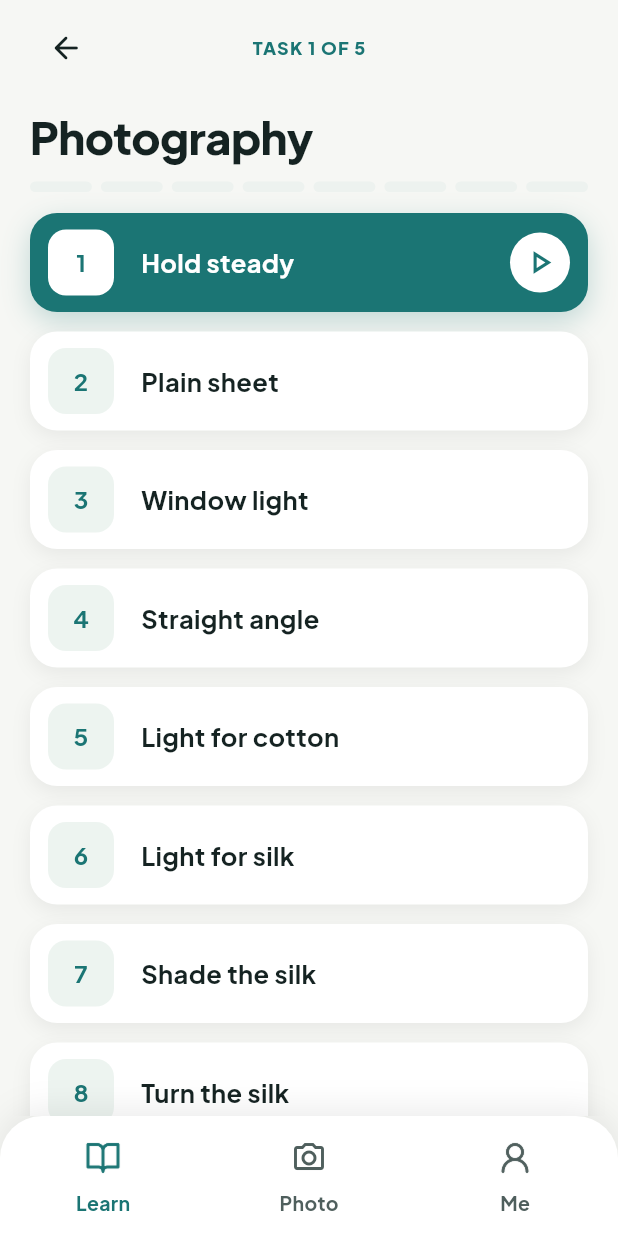
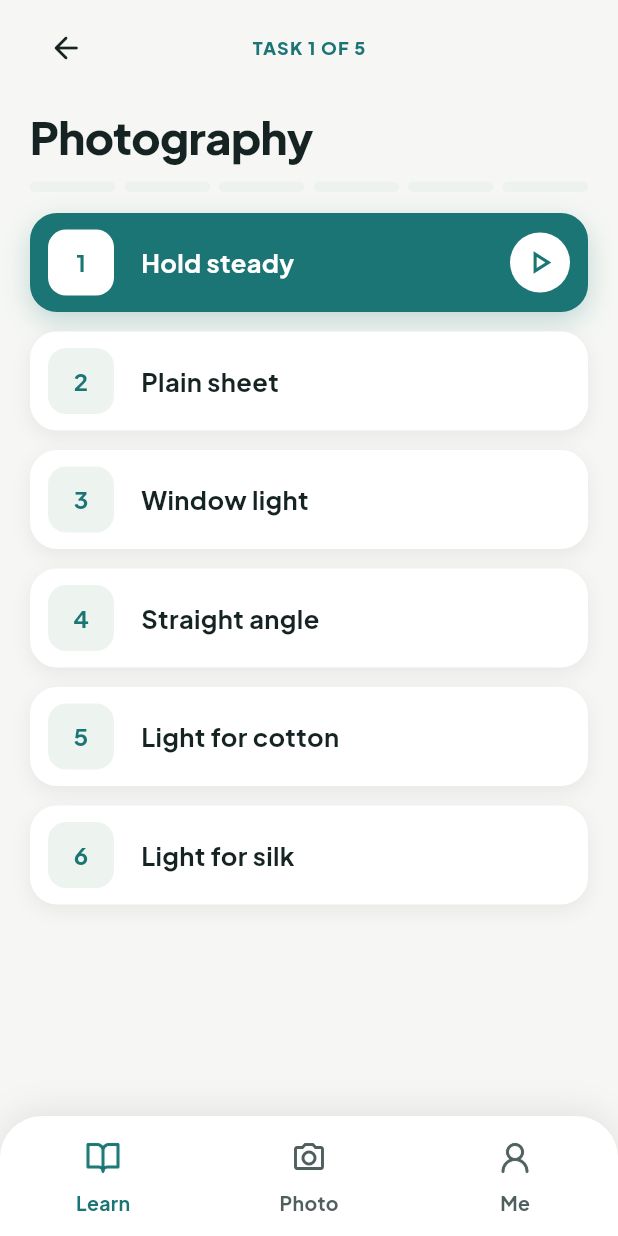
Before and after one commit to waruledivya1411/Artisanal_App, a Flutter app: the LearnHomeScreen screen opened directly with empty values, after a tap on "01", on a phone screen of 412 x 824 dp. Run offline on Flutter 3.47's test engine with Material 3 defaults, Android fonts, the phone set to English and light mode, and no system bars; our stand-ins replace camera, google_fonts, image_picker, web; missing offline and left inert: dart:js_interop, gal.

Commit message:
Teach soft front light for cotton; remove the silk shade and turn parts
- Light for cotton now teaches soft light from the front, with a new
  teaching picture and quiz: soft front light is right, hard side light
  is wrong.
- Remove Shade the silk and Turn the silk, leaving six photography parts,
  in the app and on the client website.

Co-Authored-By: Claude Opus 5.5 <noreply@anthropic.com>

```diff
--- a/lib/core/l10n/app_text.dart
+++ b/lib/core/l10n/app_text.dart
@@ -236,38 +236,25 @@ const _as = <String, String>{
   'Light for silk': 'পাটৰ পোহৰ',
   'PART 5 · LIGHT FOR COTTON': '৫ নং অংশ · কপাহী কাপোৰৰ পোহৰ',
   'PART 6 · LIGHT FOR SILK': '৬ নং অংশ · পাটৰ পোহৰ',
-  'Cotton: light from the side': 'কপাহী: কাষৰ পৰা পোহৰ',
+  'Cotton: soft light from the front':
+      'কপাহী: সন্মুখৰ পৰা কোমল পোহৰ',
   'Silk: soft light, no sun': 'পাট: কোমল পোহৰ, ৰ’দ নহয়',
-  'Light from the front': 'সন্মুখৰ পৰা পোহৰ',
-  'Light from the side': 'কাষৰ পৰা পোহৰ',
+  'Hard light from the side':
+      'কাষৰ পৰা টান পোহৰ',
+  'Soft light from the front':
+      'সন্মুখৰ পৰা কোমল পোহৰ',
   'Direct sun': 'পোনপটীয়া ৰ’দ',
   'Soft light': 'কোমল পোহৰ',
-  'Side light shows the weave': 'কাষৰ পোহৰে বয়ন দেখুৱায়',
-  'Front light hides the weave': 'সন্মুখৰ পোহৰে বয়ন লুকুৱায়',
+  'Soft front light shows the weave evenly':
+      'সন্মুখৰ কোমল পোহৰে বয়ন সমানে দেখুৱায়',
+  'Side light leaves dark shadows':
+      'কাষৰ পোহৰে ডাঠ ছাঁ পেলায়',
   'Soft light makes silk glow': 'কোমল পোহৰে পাট জিলিকায়',
   'Sun makes white glare spots': 'ৰ’দে বগা চকমকনি দাগ পেলায়',
-  'Cotton and eri soak up light. Side light shows the weave.':
-      'কপাহ আৰু এৰীয়ে পোহৰ শুহি লয়। কাষৰ পোহৰে বয়ন দেখুৱায়।',
+  'Cotton and eri soak up light. Soft light from the front shows them evenly.':
+      'কপাহী আৰু এৰীয়ে পোহৰ শোষণ কৰে। সন্মুখৰ কোমল পোহৰে সেইবোৰ সমানে দেখুৱায়।',
   'Mulberry and muga throw light back. Soft light lets them glow.':
       'মালবেৰী আৰু মুগাই পোহৰ ঘূৰাই দিয়ে। কোমল পোহৰে সিহঁতক জিলোৱায়।',
-  'Shade the silk': 'পাটক ছাঁ দিয়ক',
-  'Turn the silk': 'পাট ঘূৰাওক',
-  'PART 7 · SHADE THE SILK': '৭ নং অংশ · পাটক ছাঁ',
-  'PART 8 · TURN THE SILK': '৮ নং অংশ · পাট ঘূৰাওক',
-  'Hang a white sheet': 'বগা কাপোৰ ওলোমাওক',
-  'Turn away from the glare': 'চকমকনিৰ পৰা ঘূৰাওক',
-  'A white sheet on the window keeps the sun off the silk.':
-      'খিৰিকীত বগা কাপোৰে ৰ’দক পাটৰ পৰা আঁতৰাই ৰাখে।',
-  'Turn the cloth until the shine stays on the silk, not in the camera.':
-      'জিলিকনি পাটতে থাকিবলৈ কাপোৰ ঘূৰাওক, কেমেৰাত নহয়।',
-  'Bare sun': 'মুকলি ৰ’দ',
-  'White sheet': 'বগা কাপোৰ',
-  'Soft light lets the silk glow': 'কোমল পোহৰে পাট জিলিকায়',
-  'Bare sun makes white spots': 'মুকলি ৰ’দে বগা দাগ পেলায়',
-  'Glare on the motif': 'কাৰুকাৰ্যত চকমকনি',
-  'Shine on the cloth': 'কাপোৰত জিলিকনি',
-  'The motif stays clear': 'কাৰুকাৰ্য স্পষ্ট থাকে',
-  'A white spot hides the motif': 'বগা দাগে কাৰুকাৰ্য লুকুৱায়',
   'Over a chair — pleats in front, pallu down the side':
       'চকীৰ ওপৰত — আগফালে কুঁচি, কাষেৰে আঁচল',
   'Show password': 'পাছৱৰ্ড দেখুৱাওক',
@@ -874,38 +861,25 @@ const _or = <String, String>{
   'Light for silk': 'ରେଶମ ପାଇଁ ଆଲୋକ',
   'PART 5 · LIGHT FOR COTTON': 'ଭାଗ ୫ · ସୂତା ପାଇଁ ଆଲୋକ',
   'PART 6 · LIGHT FOR SILK': 'ଭାଗ ୬ · ରେଶମ ପାଇଁ ଆଲୋକ',
-  'Cotton: light from the side': 'ସୂତା: ପାର୍ଶ୍ୱରୁ ଆଲୋକ',
+  'Cotton: soft light from the front':
+      'ସୂତା: ସାମ୍ନାରୁ ନରମ ଆଲୋକ',
   'Silk: soft light, no sun': 'ରେଶମ: ନରମ ଆଲୋକ, ଖରା ନୁହେଁ',
-  'Light from the front': 'ସାମ୍ନାରୁ ଆଲୋକ',
-  'Light from the side': 'ପାର୍ଶ୍ୱରୁ ଆଲୋକ',
+  'Hard light from the side':
+      'ପାର୍ଶ୍ୱରୁ ତୀବ୍ର ଆଲୋକ',
+  'Soft light from the front':
+      'ସାମ୍ନାରୁ ନରମ ଆଲୋକ',
   'Direct sun': 'ସିଧା ଖରା',
   'Soft light': 'ନରମ ଆଲୋକ',
-  'Side light shows the weave': 'ପାର୍ଶ୍ୱ ଆଲୋକ ବୁଣା ଦେଖାଏ',
-  'Front light hides the weave': 'ସାମ୍ନା ଆଲୋକ ବୁଣା ଲୁଚାଏ',
+  'Soft front light shows the weave evenly':
+      'ସାମ୍ନାର ନରମ ଆଲୋକ ବୁଣାକୁ ସମାନ ଭାବେ ଦେଖାଏ',
+  'Side light leaves dark shadows':
+      'ପାର୍ଶ୍ୱ ଆଲୋକ ଗାଢ଼ ଛାଇ ପକାଏ',
   'Soft light makes silk glow': 'ନରମ ଆଲୋକ ରେଶମକୁ ଚମକାଏ',
   'Sun makes white glare spots': 'ଖରା ଧଳା ଝଲକ ଦାଗ କରେ',
-  'Cotton and eri soak up light. Side light shows the weave.':
-      'ସୂତା ଓ ଏରି ଆଲୋକ ଶୋଷି ନିଅନ୍ତି। ପାର୍ଶ୍ୱ ଆଲୋକ ବୁଣା ଦେଖାଏ।',
+  'Cotton and eri soak up light. Soft light from the front shows them evenly.':
+      'ସୂତା ଓ ଏରି ଆଲୋକ ଶୋଷି ନିଏ। ସାମ୍ନାରୁ ନରମ ଆଲୋକ ସେଗୁଡ଼ିକୁ ସମାନ ଭାବେ ଦେଖାଏ।',
   'Mulberry and muga throw light back. Soft light lets them glow.':
       'ମଲବେରି ଓ ମୁଗା ଆଲୋକ ଫେରାଇ ଦିଏ। ନରମ ଆଲୋକ ସେମାନଙ୍କୁ ଚମକାଏ।',
-  'Shade the silk': 'ରେଶମକୁ ଛାଇ ଦିଅନ୍ତୁ',
-  'Turn the silk': 'ରେଶମ ଘୁରାନ୍ତୁ',
-  'PART 7 · SHADE THE SILK': 'ଭାଗ ୭ · ରେଶମକୁ ଛାଇ',
-  'PART 8 · TURN THE SILK': 'ଭାଗ ୮ · ରେଶମ ଘୁରାନ୍ତୁ',
-  'Hang a white sheet': 'ଧଳା କପଡ଼ା ଟାଙ୍ଗନ୍ତୁ',
-  'Turn away from the glare': 'ଝଲକରୁ ଘୁରାନ୍ତୁ',
-  'A white sheet on the window keeps the sun off the silk.':
-      'ଝରକାରେ ଧଳା କପଡ଼ା ଖରାକୁ ରେଶମରୁ ଦୂରେ ରଖେ।',
-  'Turn the cloth until the shine stays on the silk, not in the camera.':
-      'ଚମକ ରେଶମରେ ରହିବା ପର୍ଯ୍ୟନ୍ତ କପଡ଼ା ଘୁରାନ୍ତୁ, କ୍ୟାମେରାରେ ନୁହେଁ।',
-  'Bare sun': 'ଖୋଲା ଖରା',
-  'White sheet': 'ଧଳା କପଡ଼ା',
-  'Soft light lets the silk glow': 'ନରମ ଆଲୋକ ରେଶମକୁ ଚମକାଏ',
-  'Bare sun makes white spots': 'ଖୋଲା ଖରା ଧଳା ଦାଗ କରେ',
-  'Glare on the motif': 'କାରୁକାର୍ଯ୍ୟରେ ଝଲକ',
-  'Shine on the cloth': 'କପଡ଼ାରେ ଚମକ',
-  'The motif stays clear': 'କାରୁକାର୍ଯ୍ୟ ସ୍ପଷ୍ଟ ରହେ',
-  'A white spot hides the motif': 'ଧଳା ଦାଗ କାରୁକାର୍ଯ୍ୟ ଲୁଚାଏ',
   'Over a chair — pleats in front, pallu down the side':
       'ଚୌକି ଉପରେ — ଆଗରେ ପ୍ଲିଟ୍, ପାର୍ଶ୍ୱରେ ପଣତ',
   'Show password': 'ପାସୱାର୍ଡ ଦେଖାନ୍ତୁ',
@@ -1426,38 +1400,25 @@ const _te = <String, String>{
   'Light for silk': 'పట్టుకు వెలుగు',
   'PART 5 · LIGHT FOR COTTON': 'భాగం 5 · నూలుకు వెలుగు',
   'PART 6 · LIGHT FOR SILK': 'భాగం 6 · పట్టుకు వెలుగు',
-  'Cotton: light from the side': 'నూలు: పక్క నుంచి వెలుగు',
+  'Cotton: soft light from the front':
+      'నూలు: ముందు నుంచి మెత్తని వెలుగు',
   'Silk: soft light, no sun': 'పట్టు: మెత్తని వెలుగు, ఎండ వద్దు',
-  'Light from the front': 'ముందు నుంచి వెలుగు',
-  'Light from the side': 'పక్క నుంచి వెలుగు',
+  'Hard light from the side':
+      'పక్క నుంచి గట్టి వెలుగు',
+  'Soft light from the front':
+      'ముందు నుంచి మెత్తని వెలుగు',
   'Direct sun': 'నేరుగా ఎండ',
   'Soft light': 'మెత్తని వెలుగు',
-  'Side light shows the weave': 'పక్క వెలుగు నేతను చూపిస్తుంది',
-  'Front light hides the weave': 'ముందు వెలుగు నేతను దాచేస్తుంది',
+  'Soft front light shows the weave evenly':
+      'ముందు మెత్తని వెలుగు నేతను సమంగా చూపిస్తుంది',
+  'Side light leaves dark shadows':
+      'పక్క వెలుగు చీకటి నీడలు వేస్తుంది',
   'Soft light makes silk glow': 'మెత్తని వెలుగు పట్టును మెరిపిస్తుంది',
   'Sun makes white glare spots': 'ఎండ తెల్లని మెరుపు మచ్చలు వేస్తుంది',
-  'Cotton and eri soak up light. Side light shows the weave.':
-      'నూలు, ఏరి వెలుగును పీల్చుకుంటాయి. పక్క వెలుగు నేతను చూపిస్తుంది.',
+  'Cotton and eri soak up light. Soft light from the front shows them evenly.':
+      'నూలు, ఎరి వెలుగును పీల్చుకుంటాయి. ముందు నుంచి మెత్తని వెలుగు వాటిని సమంగా చూపిస్తుంది.',
   'Mulberry and muga throw light back. Soft light lets them glow.':
       'మల్బరీ, ముగా వెలుగును తిరిగి విసురుతాయి. మెత్తని వెలుగు వాటిని మెరిపిస్తుంది.',
-  'Shade the silk': 'పట్టుకు నీడ ఇవ్వండి',
-  'Turn the silk': 'పట్టును తిప్పండి',
-  'PART 7 · SHADE THE SILK': 'భాగం 7 · పట్టుకు నీడ',
-  'PART 8 · TURN THE SILK': 'భాగం 8 · పట్టును తిప్పండి',
-  'Hang a white sheet': 'తెల్లని గుడ్డ వేలాడదీయండి',
-  'Turn away from the glare': 'మెరుపు నుంచి తిప్పండి',
-  'A white sheet on the window keeps the sun off the silk.':
-      'కిటికీ మీద తెల్లని గుడ్డ ఎండను పట్టు నుంచి దూరంగా ఉంచుతుంది.',
-  'Turn the cloth until the shine stays on the silk, not in the camera.':
-      'మెరుపు పట్టు మీదే ఉండేలా గుడ్డను తిప్పండి, కెమెరాలో కాదు.',
-  'Bare sun': 'బట్టబయలు ఎండ',
-  'White sheet': 'తెల్లని గుడ్డ',
-  'Soft light lets the silk glow': 'మెత్తని వెలుగు పట్టును మెరిపిస్తుంది',
-  'Bare sun makes white spots': 'బట్టబయలు ఎండ తెల్లని మచ్చలు వేస్తుంది',
-  'Glare on the motif': 'నమూనా మీద మెరుపు',
-  'Shine on the cloth': 'గుడ్డ మీద మెరుపు',
-  'The motif stays clear': 'నమూనా స్పష్టంగా ఉంటుంది',
-  'A white spot hides the motif': 'తెల్లని మచ్చ నమూనాను దాచేస్తుంది',
   'Over a chair — pleats in front, pallu down the side':
       'కుర్చీపై — ముందు కుచ్చిళ్లు, పక్కగా కొంగు',
   'Show password': 'పాస్‌వర్డ్ చూపించు',
--- a/lib/features/learn/data/learn_task_chain.dart
+++ b/lib/features/learn/data/learn_task_chain.dart
@@ -18,7 +18,7 @@ class LearnTaskChain {
 
   /// Parts required to count a Learn home task as fully done (badge / last step).
   static const partCounts = <String, int>{
-    photographyTaskId: 8,
+    photographyTaskId: 6,
     setUpPageTaskId: 4,
     createPostTaskId: 3,
     postingPlanTaskId: 3,
--- a/lib/features/learn/data/learn_tasks.dart
+++ b/lib/features/learn/data/learn_tasks.dart
@@ -11,7 +11,6 @@ import 'package:artisnal_app/features/learn/screens/product_picker_screen.dart';
 import 'package:artisnal_app/features/learn/screens/task_parts_screen.dart';
 import 'package:artisnal_app/features/learn/screens/professional_part_screen.dart';
 import 'package:artisnal_app/features/learn/screens/setup_try_it_flow_screen.dart';
-import 'package:artisnal_app/features/learn/widgets/light_setup_diagram.dart';
 
 /// Shared by every route of the photography setup, so finishing the last
 /// step can pop back past all of them in one go.
@@ -157,22 +156,23 @@ TaskPartsScreen photographyTask(String locale) {
         open: (_) => LearnPartScreen(
           locale: locale,
           partLabel: 'PART 5 · LIGHT FOR COTTON',
-          title: 'Cotton: light from the side',
-          line: 'Cotton and eri soak up light. Side light shows the weave.',
-          image: 'assets/images/lessons/photography/cotton_light_art.jpg',
+          title: 'Cotton: soft light from the front',
+          line:
+              'Cotton and eri soak up light. Soft light from the front shows them evenly.',
+          image: 'assets/images/lessons/photography/cotton_front_light_art.jpg',
           nextBuilder: (_) => CheckPartScreen(
             locale: locale,
             partLabel: 'PART 5 · LIGHT FOR COTTON',
             wrong: const CheckOption(
-              image: 'assets/images/lessons/photography/cotton_flat_light.jpg',
-              label: 'Light from the front',
+              image: 'assets/images/lessons/photography/cotton_side_light.jpg',
+              label: 'Hard light from the side',
             ),
             right: const CheckOption(
-              image: 'assets/images/lessons/photography/cotton_side_light.jpg',
-              label: 'Light from the side',
+              image: 'assets/images/lessons/photography/cotton_soft_front.jpg',
+              label: 'Soft light from the front',
             ),
-            rightReason: 'Side light shows the weave',
-            wrongReason: 'Front light hides the weave',
+            rightReason: 'Soft front light shows the weave evenly',
+            wrongReason: 'Side light leaves dark shadows',
           ),
         ),
       ),
@@ -198,56 +198,6 @@ TaskPartsScreen photographyTask(String locale) {
             ),
             rightReason: 'Soft light makes silk glow',
             wrongReason: 'Sun makes white glare spots',
-          ),
-        ),
-      ),
-      TaskPart(
-        '7',
-        'Shade the silk',
-        open: (_) => LearnPartScreen(
-          locale: locale,
-          partLabel: 'PART 7 · SHADE THE SILK',
-          title: 'Hang a white sheet',
-          line: 'A white sheet on the window keeps the sun off the silk.',
-          picture: const LightSetupDiagram(kind: LightSetupKind.sheet),
-          nextBuilder: (_) => CheckPartScreen(
-            locale: locale,
-            partLabel: 'PART 7 · SHADE THE SILK',
-            wrong: const CheckOption(
-              image: 'assets/images/lessons/photography/silk_glare.jpg',
-              label: 'Bare sun',
-            ),
-            right: const CheckOption(
-              image: 'assets/images/lessons/photography/silk_soft_light.jpg',
-              label: 'White sheet',
-            ),
-            rightReason: 'Soft light lets the silk glow',
-            wrongReason: 'Bare sun makes white spots',
-          ),
-        ),
-      ),
-      TaskPart(
-        '8',
-        'Turn the silk',
-        open: (_) => LearnPartScreen(
-          locale: locale,
-          partLabel: 'PART 8 · TURN THE SILK',
-          title: 'Turn away from the glare',
-          line: 'Turn the cloth until the shine stays on the silk, not in the camera.',
-          picture: const LightSetupDiagram(kind: LightSetupKind.turn),
-          nextBuilder: (_) => CheckPartScreen(
-            locale: locale,
-            partLabel: 'PART 8 · TURN THE SILK',
-            wrong: const CheckOption(
-              image: 'assets/images/lessons/photography/silk_glare.jpg',
-              label: 'Glare on the motif',
-            ),
-            right: const CheckOption(
-              image: 'assets/images/lessons/photography/silk_soft_light.jpg',
-              label: 'Shine on the cloth',
-            ),
-            rightReason: 'The motif stays clear',
-            wrongReason: 'A white spot hides the motif',
           ),
         ),
       ),
```
Also changed, not shown: lib/features/learn/screens/learn_part_screen.dart (+10 -15 lines), lib/features/learn/widgets/light_setup_diagram.dart (deleted, +0 -191 lines), assets/images/lessons/photography/cotton_flat_light.jpg (deleted), assets/images/lessons/photography/cotton_front_light_art.jpg (added), assets/images/lessons/photography/cotton_light_art.jpg (deleted), assets/images/lessons/photography/cotton_soft_front.jpg (added), 4 other files.
